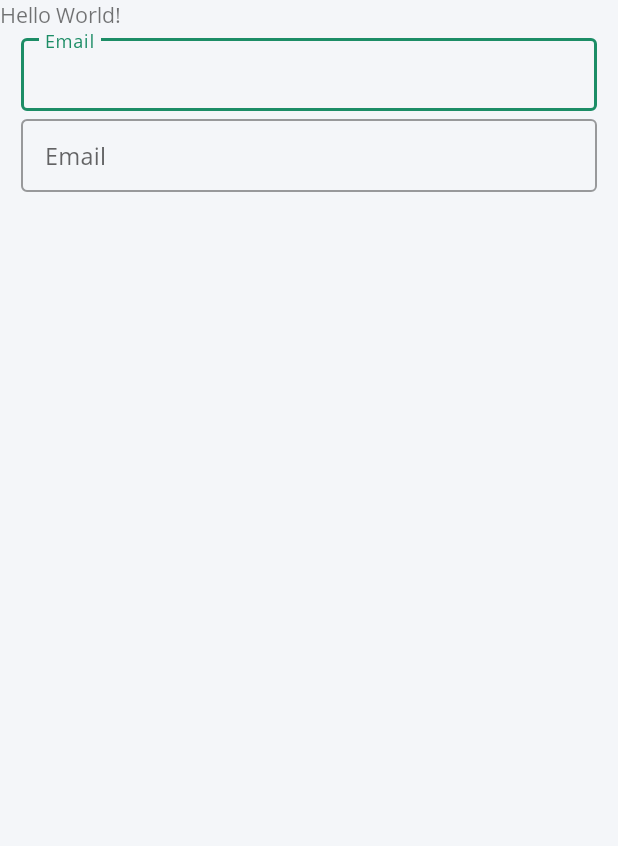
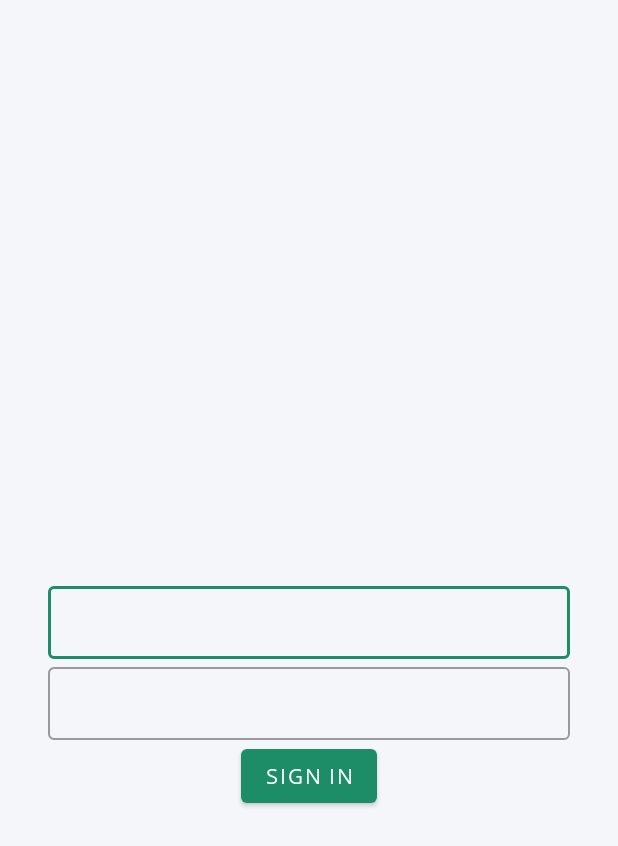
Before and after one commit to albinjames/GoOutForLunch, an Android app: the layout child_fragment_login_main.xml on its own in the app's theme, with its tools: preview values and no code run, on a phone screen of 412 x 824 dp. Shown: the top 846 px of the screen. Run offline under Robolectric (Android 15) with nearby library versions, the phone set to English and light mode, and no system bars.

Commit message:
Adding Login

```diff
--- a/app/src/main/java/com/diegomfv/gooutforlunch/viewviewmodel/mainactivity/loginfragment/logincreateuserfragment/LoginCreateUserFragmentModule.kt
+++ b/app/src/main/java/com/diegomfv/gooutforlunch/viewviewmodel/mainactivity/loginfragment/logincreateuserfragment/LoginCreateUserChildFragmentModule.kt
@@ -9,11 +9,11 @@ import javax.inject.Named
 
 
 @Module(includes = [BaseChildFragmentModule::class])
-abstract class LoginCreateUserFragmentModule {
+abstract class LoginCreateUserChildFragmentModule {
 
     @Binds
     @Named(BaseChildFragmentModule.FRAGMENT)
     @PerChildFragment
-    abstract fun fragment(loginCreateUserFragment: LoginCreateUserFragment): Fragment
+    abstract fun fragment(loginCreateUserChildFragment: LoginCreateUserChildFragment): Fragment
 
 }
--- a/app/src/main/java/com/diegomfv/gooutforlunch/viewviewmodel/mainactivity/loginfragment/logincreateuserfragment/LoginCreateUserFragmentViewModel.kt
+++ b/app/src/main/java/com/diegomfv/gooutforlunch/viewviewmodel/mainactivity/loginfragment/logincreateuserfragment/LoginCreateUserChildFragmentViewModel.kt
@@ -3,7 +3,7 @@ package com.diegomfv.gooutforlunch.viewviewmodel.mainactivity.loginfragment.logi
 import android.app.Application
 import com.diegomfv.gooutforlunch.viewviewmodel.base.BaseViewModel
 
-class LoginCreateUserFragmentViewModel (
+class LoginCreateUserChildFragmentViewModel (
     private val app: Application
 ) : BaseViewModel(app) {
 
--- a/app/src/main/res/layout/activity_main.xml
+++ b/app/src/main/res/layout/activity_main.xml
@@ -18,7 +18,7 @@
         app:layout_constraintEnd_toEndOf="parent"
         >
 
-        <androidx.appcompat.widget.Toolbar
+        <com.google.android.material.appbar.MaterialToolbar
             android:id="@+id/toolbar"
             android:layout_width="match_parent"
             android:layout_height="wrap_content"
--- /dev/null
+++ b/app/src/main/res/layout/child_fragment_create_user.xml
@@ -0,0 +1,6 @@
+<?xml version="1.0" encoding="utf-8"?>
+<LinearLayout xmlns:android="http://schemas.android.com/apk/res/android"
+    android:orientation="vertical" android:layout_width="match_parent"
+    android:layout_height="match_parent">
+
+</LinearLayout>
--- a/app/src/main/res/layout/child_fragment_login_main.xml
+++ b/app/src/main/res/layout/child_fragment_login_main.xml
@@ -1,29 +1,23 @@
 <?xml version="1.0" encoding="utf-8"?>
-<LinearLayout
-    xmlns:android="http://schemas.android.com/apk/res/android"
-    xmlns:app="http://schemas.android.com/apk/res-auto"
+<androidx.constraintlayout.widget.ConstraintLayout xmlns:android="http://schemas.android.com/apk/res/android"
     xmlns:tools="http://schemas.android.com/tools"
-    android:orientation="vertical"
     android:layout_width="match_parent"
     android:layout_height="match_parent"
+    xmlns:app="http://schemas.android.com/apk/res-auto"
     tools:context=".viewviewmodel.mainactivity.MainActivity">
-
-    <TextView
-        android:layout_width="wrap_content"
-        android:layout_height="wrap_content"
-        android:text="Hello World!"
-        app:layout_constraintBottom_toBottomOf="parent"
-        app:layout_constraintLeft_toLeftOf="parent"
-        app:layout_constraintRight_toRightOf="parent"
-        app:layout_constraintTop_toTopOf="parent" />
 
     <com.diegomfv.gooutforlunch.utils.customview.LoginBlock
         android:id="@+id/login_block_email"
         android:layout_height="wrap_content"
         android:layout_width="match_parent"
 
-        android:layout_marginStart="@dimen/margin_medium"
-        android:layout_marginEnd="@dimen/margin_medium"
+        android:layout_marginStart="@dimen/margin_xxlarge"
+        android:layout_marginEnd="@dimen/margin_xxlarge"
+
+        app:layout_constraintTop_toTopOf="parent"
+        app:layout_constraintBottom_toBottomOf="parent"
+        app:layout_constraintStart_toStartOf="parent"
+        app:layout_constraintEnd_toEndOf="parent"
         />
 
     <com.diegomfv.gooutforlunch.utils.customview.LoginBlock
@@ -31,8 +25,25 @@
         android:layout_height="wrap_content"
         android:layout_width="match_parent"
 
-        android:layout_marginStart="@dimen/margin_medium"
-        android:layout_marginEnd="@dimen/margin_medium"
+        android:layout_marginStart="@dimen/margin_xxlarge"
+        android:layout_marginEnd="@dimen/margin_xxlarge"
+
+        app:layout_constraintTop_toBottomOf="@id/login_block_email"
+        app:layout_constraintStart_toStartOf="parent"
+        app:layout_constraintEnd_toEndOf="parent"
         />
 
-</LinearLayout>
+    <com.google.android.material.button.MaterialButton
+        android:id="@+id/sign_in_button"
+        android:layout_width="wrap_content"
+        android:layout_height="wrap_content"
+
+        android:text="@string/sign_in"
+
+        app:layout_constraintTop_toBottomOf="@id/login_block_password"
+        app:layout_constraintStart_toStartOf="parent"
+        app:layout_constraintEnd_toEndOf="parent"
+
+        />
+
+</androidx.constraintlayout.widget.ConstraintLayout>
--- a/app/src/main/res/layout/login_block_layout.xml
+++ b/app/src/main/res/layout/login_block_layout.xml
@@ -3,8 +3,7 @@
     android:id="@+id/login_block_layout"
     style="@style/Widget.MaterialComponents.TextInputLayout.OutlinedBox.Dense"
     android:layout_width="match_parent"
-    android:layout_height="wrap_content"
-    android:hint="@string/text_username">
+    android:layout_height="wrap_content">
     <!--        app:hintTextColor="@color/colorWhite"-->
     <!--        android:textColorHint="@color/colorWhite"-->
     <!--        app:boxStrokeColor="@color/colorWhite"-->
```
Also changed, not shown: app/src/main/java/com/diegomfv/gooutforlunch/viewviewmodel/mainactivity/MainActivity.kt (+7 -0 lines), app/src/main/java/com/diegomfv/gooutforlunch/viewviewmodel/mainactivity/MainActivityViewModel.kt (+6 -1 lines), app/src/main/java/com/diegomfv/gooutforlunch/viewviewmodel/mainactivity/loginfragment/LoginFragment.kt (+65 -0 lines), app/src/main/java/com/diegomfv/gooutforlunch/viewviewmodel/mainactivity/loginfragment/LoginFragmentModule.kt (+14 -0 lines), app/src/main/java/com/diegomfv/gooutforlunch/viewviewmodel/mainactivity/loginfragment/logincreateuserfragment/LoginCreateUserChildFragment.kt (added, +22 -0 lines), app/src/main/java/com/diegomfv/gooutforlunch/viewviewmodel/mainactivity/loginfragment/logincreateuserfragment/LoginCreateUserFragment.kt (deleted, +0 -10 lines), app/src/main/java/com/diegomfv/gooutforlunch/viewviewmodel/mainactivity/loginfragment/loginmainfragment/LoginMainChildFragment.kt (+32 -0 lines), app/src/main/res/layout/fragment_login.xml (added, +12 -0 lines), app/src/main/res/values/strings.xml (+8 -0 lines).
